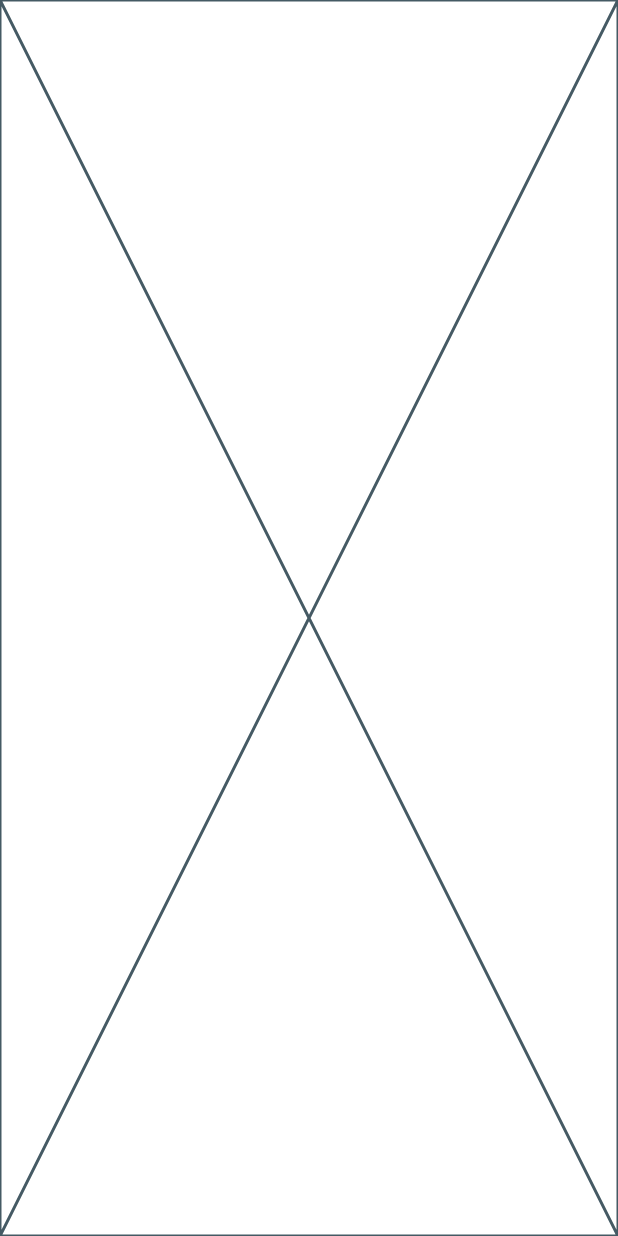
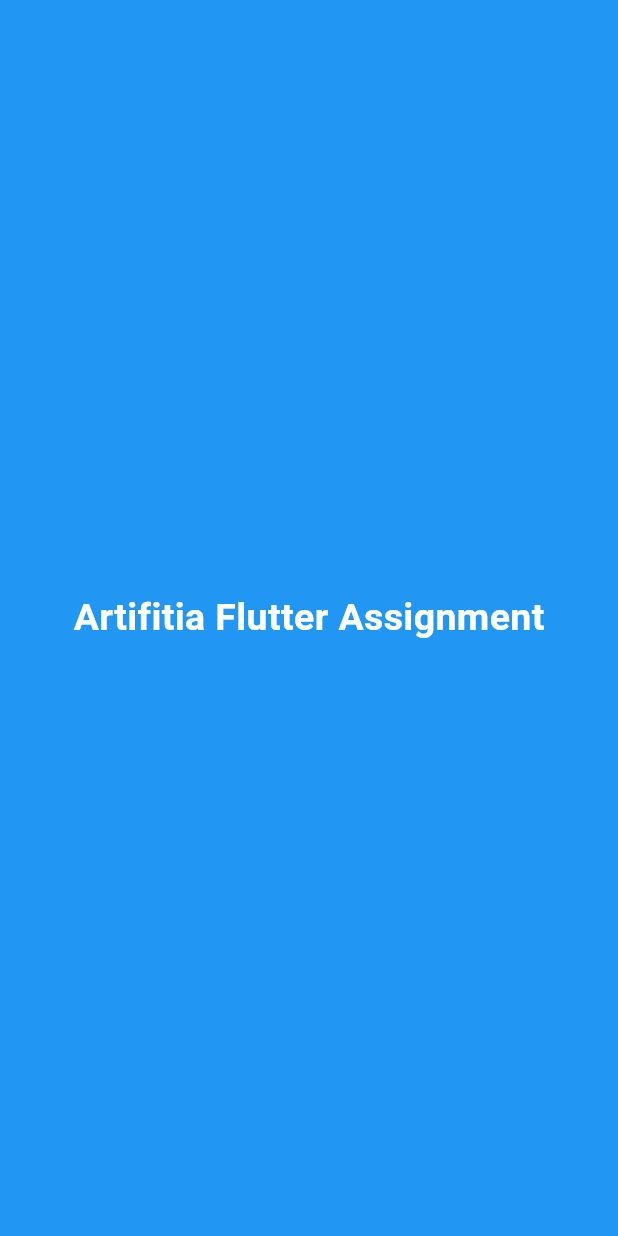
Before and after one commit to fahis7808/weather_app, a Flutter app: the first screen one second after launch, on a phone screen of 412 x 824 dp. Run offline on Flutter 3.47's test engine with Material 2 defaults, Android fonts, the phone set to English and light mode, and no system bars.

Commit message:
splash screen

```diff
--- /dev/null
+++ b/lib/View/screen/dashboard_screen.dart
@@ -0,0 +1,12 @@
+import 'package:flutter/material.dart';
+
+class DashboardScreen extends StatelessWidget {
+  const DashboardScreen({Key? key}) : super(key: key);
+
+  @override
+  Widget build(BuildContext context) {
+    return  Scaffold(
+      body: Container(),
+    );
+  }
+}
--- a/lib/View/screen/splash_screen.dart
+++ b/lib/View/screen/splash_screen.dart
@@ -1,10 +1,32 @@
+import 'dart:async';
+
 import 'package:flutter/material.dart';
+import 'package:weather/View/screen/dashboard_screen.dart';
 
 class SplashScreen extends StatelessWidget {
   const SplashScreen({Key? key}) : super(key: key);
 
   @override
   Widget build(BuildContext context) {
-    return const Placeholder();
+    Timer(
+        const Duration(seconds: 3),
+            () => Navigator.pushReplacement(
+            context, MaterialPageRoute(builder: (_) => DashboardScreen())));
+    return const Scaffold(
+      backgroundColor: Colors.blue,
+      body: Padding(
+        padding: EdgeInsets.all(20),
+        child: Center(
+          child: Text(
+            'Artifitia Flutter Assignment',
+            style: TextStyle(
+              color: Colors.white,
+              fontSize: 25,
+              fontWeight: FontWeight.bold,
+            ),
+          ),
+        ),
+      ),
+    );
   }
 }
```
